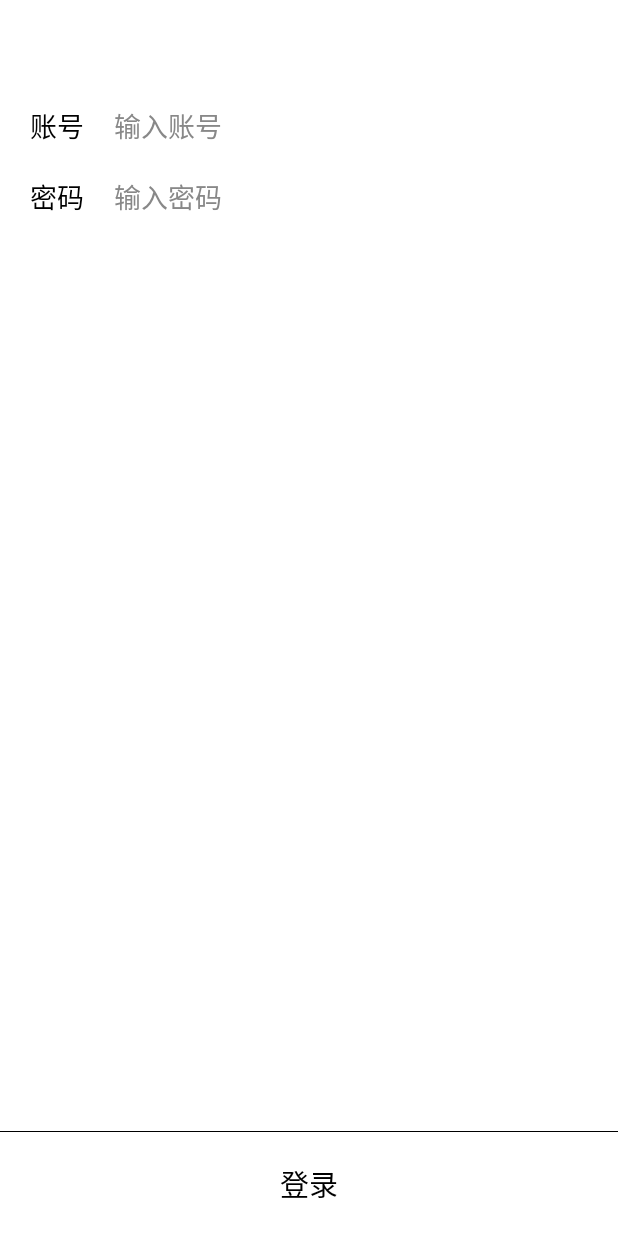
After one commit to guanzhen-yun/childstudy, an Android app: the layout activity_login.xml on its own in the app's theme, with its tools: preview values and no code run, on a phone screen of 412 x 824 dp. The commit adds this screen. Run offline under Robolectric (Android 15) with nearby library versions, the phone set to English and light mode, and no system bars.

Commit message:
登录注册和首页逻辑实现

```diff
--- a/app/build.gradle
+++ b/app/build.gradle
@@ -12,6 +12,7 @@ android {
         targetSdkVersion 30
         versionCode 1
         versionName "1.0"
+        multiDexEnabled true
 
         javaCompileOptions {
             annotationProcessorOptions {
@@ -43,15 +44,12 @@ dependencies {
     implementation 'androidx.appcompat:appcompat:1.3.0'
     implementation 'com.google.android.material:material:1.4.0'
     implementation 'androidx.constraintlayout:constraintlayout:2.0.4'
-    implementation 'com.github.guanzhen-yun.godbase:base:V1.1.8'
+    implementation 'com.github.guanzhen-yun.godbase:base:V1.1.11'
     annotationProcessor 'com.jakewharton:butterknife-compiler:10.2.1'
     annotationProcessor 'com.github.bumptech.glide:compiler:4.8.0'
     annotationProcessor 'com.alibaba:arouter-compiler:1.2.2' //注解处理器，会将注解编译成Java类
 
     implementation 'io.github.bmob:android-sdk:3.8.5'
-    implementation 'io.reactivex.rxjava2:rxjava:2.2.8'
-    implementation 'io.reactivex.rxjava2:rxandroid:2.1.1'
-    implementation 'com.squareup.okhttp3:okhttp:4.8.1'
     implementation 'com.squareup.okio:okio:2.2.2'
     implementation 'com.google.code.gson:gson:2.8.5'
 }
--- a/app/src/main/AndroidManifest.xml
+++ b/app/src/main/AndroidManifest.xml
@@ -21,7 +21,7 @@
         android:supportsRtl="true"
         android:name=".App"
         android:theme="@style/Theme.ChildStudy">
-        <activity android:name=".SplashActivity">
+        <activity android:name=".SplashActivity" android:theme="@style/Splash">
             <intent-filter>
                 <action android:name="android.intent.action.MAIN" />
 
@@ -31,6 +31,10 @@
 
         <activity android:name=".MainActivity"/>
 
+        <activity android:name=".regist.RegistActivity"/>
+        <activity android:name=".home.HomeActivity" />
+        <activity android:name=".login.LoginActivity" />
+
         <provider
             android:name="cn.bmob.v3.util.BmobContentProvider"
             android:authorities="com.inke.childstudy.BmobContentProvider">
--- a/app/src/main/java/com/inke/childstudy/App.java
+++ b/app/src/main/java/com/inke/childstudy/App.java
@@ -3,6 +3,9 @@ package com.inke.childstudy;
 import android.app.Application;
 
 import com.alibaba.android.arouter.launcher.ARouter;
+import com.inke.childstudy.utils.SharedPrefUtils;
+import com.inke.childstudy.utils.ToastUtils;
+import com.ziroom.net.RetrofitManager;
 
 import cn.bmob.v3.Bmob;
 
@@ -11,6 +14,8 @@ public class App extends Application {
     public void onCreate() {
         super.onCreate();
         ARouter.init(this);
+        ToastUtils.init(this);
         Bmob.initialize(this, "2b7ef1eda2b02905fa9334a15b60492a");
+        SharedPrefUtils.getInstance().init(this);
     }
 }
--- a/app/src/main/java/com/inke/childstudy/routers/RouterConstants.java
+++ b/app/src/main/java/com/inke/childstudy/routers/RouterConstants.java
@@ -9,5 +9,8 @@ public interface RouterConstants {
     interface App {
         String Root = "/app/";
         String Main = Root + "main";
+        String Regist = Root + "regist";
+        String Login = Root + "login";
+        String Home = Root + "home";
     }
 }
--- /dev/null
+++ b/app/src/main/res/layout/activity_login.xml
@@ -0,0 +1,59 @@
+<?xml version="1.0" encoding="utf-8"?>
+<androidx.constraintlayout.widget.ConstraintLayout xmlns:android="http://schemas.android.com/apk/res/android"
+    android:layout_width="match_parent"
+    android:layout_height="match_parent"
+    xmlns:app="http://schemas.android.com/apk/res-auto">
+
+    <View
+        android:layout_width="match_parent"
+        android:layout_height="50dp"
+        app:layout_constraintTop_toTopOf="parent"
+        android:id="@+id/view_top"
+        />
+
+    <TextView
+        android:text="账号"
+        android:id="@+id/tv_username"
+        app:layout_constraintLeft_toLeftOf="parent"
+        app:layout_constraintTop_toBottomOf="@id/view_top"
+        style="@style/tv_normal" />
+
+    <EditText
+        android:id="@+id/et_username"
+        app:layout_constraintRight_toRightOf="parent"
+        app:layout_constraintTop_toTopOf="@id/tv_username"
+        app:layout_constraintLeft_toRightOf="@id/tv_username"
+        android:hint="输入账号"
+        style="@style/et_normal" />
+
+    <TextView
+        android:text="密码"
+        android:id="@+id/tv_password"
+        app:layout_constraintLeft_toLeftOf="parent"
+        app:layout_constraintTop_toBottomOf="@id/tv_username"
+        style="@style/tv_normal" />
+
+    <EditText
+        android:id="@+id/et_password"
+        app:layout_constraintRight_toRightOf="parent"
+        app:layout_constraintTop_toTopOf="@id/tv_password"
+        app:layout_constraintLeft_toRightOf="@id/tv_password"
+        android:hint="输入密码"
+        style="@style/et_normal" />
+
+    <View
+        style="@style/style_line_ver"
+        app:layout_constraintBottom_toTopOf="@+id/tv_login"
+        app:layout_constraintLeft_toLeftOf="parent"
+        />
+
+    <TextView
+        android:id="@+id/tv_login"
+        android:text="登录"
+        style="@style/tv_login"
+        app:layout_constraintLeft_toLeftOf="parent"
+        app:layout_constraintRight_toRightOf="parent"
+        app:layout_constraintBottom_toBottomOf="parent"
+        />
+
+</androidx.constraintlayout.widget.ConstraintLayout>
--- /dev/null
+++ b/app/src/main/res/values/styles.xml
@@ -0,0 +1,37 @@
+<?xml version="1.0" encoding="utf-8"?>
+<resources>
+
+    <style name="tv_login">
+        <item name="android:layout_width">0dp</item>
+        <item name="android:layout_height">wrap_content</item>
+        <item name="android:textSize">19sp</item>
+        <item name="android:textColor">@color/black</item>
+        <item name="android:gravity">center_horizontal</item>
+        <item name="android:paddingTop">20dp</item>
+        <item name="android:paddingBottom">20dp</item>
+    </style>
+
+    <style name="tv_normal">
+        <item name="android:layout_width">wrap_content</item>
+        <item name="android:layout_height">wrap_content</item>
+        <item name="android:layout_marginTop">20dp</item>
+        <item name="android:layout_marginLeft">20dp</item>
+        <item name="android:textSize">18sp</item>
+        <item name="android:textColor">@color/black</item>
+    </style>
+
+    <style name="et_normal">
+        <item name="android:layout_width">0dp</item>
+        <item name="android:layout_height">wrap_content</item>
+        <item name="android:layout_marginLeft">20dp</item>
+        <item name="android:layout_marginRight">20dp</item>
+        <item name="android:background">@null</item>
+        <item name="android:textColorHint">#888888</item>
+    </style>
+
+    <style name="style_line_ver">
+        <item name="android:layout_width">match_parent</item>
+        <item name="android:layout_height">0.5dp</item>
+        <item name="android:background">@color/black</item>
+    </style>
+</resources>
--- a/app/src/main/res/values/themes.xml
+++ b/app/src/main/res/values/themes.xml
@@ -11,5 +11,9 @@
 <!--        <item name="android:windowFullscreen">true</item>-->
     </style>
 
+    <style name="Splash" parent="Theme.ChildStudy">
+        <item name="android:windowBackground">@mipmap/splash</item>
+    </style>
+
 
 </resources>
```
Also changed, not shown: app/src/main/java/com/inke/childstudy/MainActivity.java (+23 -0 lines), app/src/main/java/com/inke/childstudy/SplashActivity.java (+8 -1 lines), app/src/main/java/com/inke/childstudy/entity/Child.java (added, +27 -0 lines), app/src/main/java/com/inke/childstudy/home/HomeActivity.java (added, +34 -0 lines), app/src/main/java/com/inke/childstudy/login/LoginActivity.java (added, +75 -0 lines), app/src/main/java/com/inke/childstudy/regist/RegistActivity.java (added, +92 -0 lines), app/src/main/java/com/inke/childstudy/utils/BmobUtils.java (added, +97 -0 lines), app/src/main/java/com/inke/childstudy/utils/SharedPrefUtils.java (added, +47 -0 lines), app/src/main/java/com/inke/childstudy/utils/ToastUtils.java (added, +16 -0 lines), app/src/main/res/layout/activity_home.xml (added, +14 -0 lines), app/src/main/res/layout/activity_main.xml (+33 -2 lines), app/src/main/res/layout/activity_regist.xml (added, +91 -0 lines).
